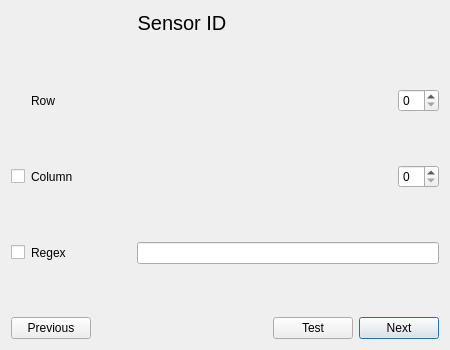
This is gui/designer/new_sensor_model_sensor_id.ui in jacob-kamminga/AI-Sensus as Qt 5 draws it before an edit. The edited form follows.
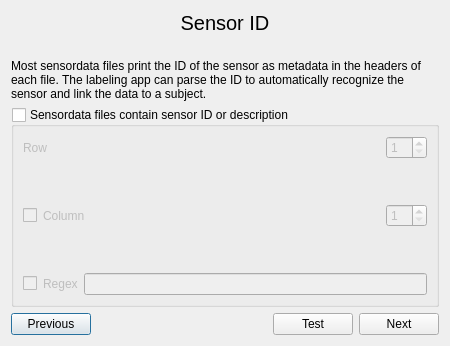
This is the edited form.

Commit message: Sensor ID location in sensor model wizard is now optional Minor updates to dialogs so that row and column spinboxes minimum value is 1 Minor bugfix with connection between dialogs in sensor model wizard (previous and next buttons were not correctly linked to dialogs)

Patch:
```diff
--- a/gui/designer/new_sensor_model_sensor_id.ui
+++ b/gui/designer/new_sensor_model_sensor_id.ui
@@ -7,37 +7,61 @@
     <x>0</x>
     <y>0</y>
     <width>450</width>
-    <height>350</height>
+    <height>346</height>
    </rect>
   </property>
   <property name="windowTitle">
    <string>Add sensor model</string>
   </property>
-  <layout class="QGridLayout" name="gridLayout_2">
-   <item row="1" column="0" colspan="4">
-    <layout class="QGridLayout" name="gridLayout" columnminimumwidth="0,100,0">
-     <item row="2" column="2">
-      <layout class="QHBoxLayout" name="horizontalLayout">
-       <item>
-        <spacer name="horizontalSpacer">
-         <property name="orientation">
-          <enum>Qt::Horizontal</enum>
-         </property>
-         <property name="sizeHint" stdset="0">
+  <layout class="QGridLayout" name="gridLayout">
+   <item row="2" column="0">
+    <widget class="QLabel" name="label_sensorid_explainer">
+     <property name="text">
+      <string>Most sensordata files print the ID of the sensor as metadata in the headers of each file. The labeling app can parse the ID to automatically recognize the sensor and link the data to a subject.</string>
+     </property>
+     <property name="wordWrap">
+      <bool>true</bool>
+     </property>
+    </widget>
+   </item>
+   <item row="3" column="0">
+    <widget class="QGroupBox" name="groupBox_sensor_id">
+     <property name="sizePolicy">
+      <sizepolicy hsizetype="Preferred" vsizetype="MinimumExpanding">
+       <horstretch>0</horstretch>
+       <verstretch>0</verstretch>
+      </sizepolicy>
+     </property>
+     <property name="minimumSize">
           <size>
-           <width>40</width>
-           <height>20</height>
-          </size>
-         </property>
-        </spacer>
-       </item>
+       <width>0</width>
+       <height>200</height>
+      </size>
+     </property>
+     <property name="title">
+      <string>Sensordata files contain sensor ID or description</string>
+     </property>
+     <property name="checkable">
+      <bool>true</bool>
+     </property>
+     <property name="checked">
+      <bool>false</bool>
+     </property>
+     <layout class="QFormLayout" name="formLayout">
+      <item row="0" column="0" colspan="2">
+       <layout class="QVBoxLayout" name="verticalLayout_2">
+        <property name="sizeConstraint">
+         <enum>QLayout::SetMinimumSize</enum>
+        </property>
        <item>
-        <widget class="QSpinBox" name="spinBox_row"/>
-       </item>
-      </layout>
-     </item>
-     <item row="4" column="2">
-      <layout class="QHBoxLayout" name="horizontalLayout_2">
+         <layout class="QHBoxLayout" name="horizontalLayout_row">
+          <item>
+           <widget class="QLabel" name="label_row">
+            <property name="text">
+             <string>Row</string>
+            </property>
+           </widget>
+          </item>
        <item>
         <spacer name="horizontalSpacer_2">
          <property name="orientation">
@@ -52,12 +76,16 @@
         </spacer>
        </item>
        <item>
-        <widget class="QSpinBox" name="spinBox_column"/>
+           <widget class="QSpinBox" name="spinBox_row">
+            <property name="minimum">
+             <number>1</number>
+            </property>
+           </widget>
        </item>
       </layout>
      </item>
-     <item row="0" column="2">
-      <spacer name="verticalSpacer_5">
+        <item>
+         <spacer name="verticalSpacer_2">
        <property name="orientation">
         <enum>Qt::Vertical</enum>
        </property>
@@ -69,30 +97,45 @@
        </property>
       </spacer>
      </item>
-     <item row="7" column="2">
-      <spacer name="verticalSpacer">
-       <property name="orientation">
-        <enum>Qt::Vertical</enum>
-       </property>
-       <property name="sizeHint" stdset="0">
-        <size>
-         <width>20</width>
-         <height>40</height>
-        </size>
-       </property>
-      </spacer>
-     </item>
-     <item row="6" column="2">
-      <widget class="QLineEdit" name="lineEdit_regex"/>
-     </item>
-     <item row="4" column="0">
+        <item>
+         <layout class="QHBoxLayout" name="horizontalLayout_column">
+          <item>
       <widget class="QCheckBox" name="checkBox_column">
        <property name="text">
         <string/>
        </property>
       </widget>
      </item>
-     <item row="5" column="2">
+          <item>
+           <widget class="QLabel" name="label_column">
+            <property name="text">
+             <string>Column</string>
+            </property>
+           </widget>
+          </item>
+          <item>
+           <spacer name="horizontalSpacer">
+            <property name="orientation">
+             <enum>Qt::Horizontal</enum>
+            </property>
+            <property name="sizeHint" stdset="0">
+             <size>
+              <width>40</width>
+              <height>20</height>
+             </size>
+            </property>
+           </spacer>
+          </item>
+          <item>
+           <widget class="QSpinBox" name="spinBox_column">
+            <property name="minimum">
+             <number>1</number>
+            </property>
+           </widget>
+          </item>
+         </layout>
+        </item>
+        <item>
       <spacer name="verticalSpacer_3">
        <property name="orientation">
         <enum>Qt::Vertical</enum>
@@ -105,86 +148,33 @@
        </property>
       </spacer>
      </item>
-     <item row="6" column="1">
+        <item>
+         <layout class="QHBoxLayout" name="horizontalLayout_regex">
+          <item>
+           <widget class="QCheckBox" name="checkBox_regex">
+            <property name="text">
+             <string/>
+            </property>
+           </widget>
+          </item>
+          <item>
       <widget class="QLabel" name="label_regex">
        <property name="text">
         <string>Regex</string>
        </property>
       </widget>
      </item>
-     <item row="6" column="0">
-      <widget class="QCheckBox" name="checkBox_regex">
-       <property name="text">
-        <string/>
-       </property>
-      </widget>
-     </item>
-     <item row="2" column="1">
-      <widget class="QLabel" name="label_row">
-       <property name="text">
-        <string>Row</string>
-       </property>
-      </widget>
-     </item>
-     <item row="4" column="1">
-      <widget class="QLabel" name="label_column">
-       <property name="text">
-        <string>Column</string>
-       </property>
-      </widget>
-     </item>
-     <item row="3" column="2">
-      <spacer name="verticalSpacer_2">
-       <property name="orientation">
-        <enum>Qt::Vertical</enum>
-       </property>
-       <property name="sizeHint" stdset="0">
-        <size>
-         <width>20</width>
-         <height>40</height>
-        </size>
-       </property>
-      </spacer>
-     </item>
-    </layout>
-   </item>
-   <item row="2" column="3">
-    <widget class="QPushButton" name="pushButton_next">
-     <property name="text">
-      <string>Next</string>
-     </property>
+          <item>
+           <widget class="QLineEdit" name="lineEdit_regex"/>
+          </item>
+         </layout>
+        </item>
+       </layout>
+      </item>
+     </layout>
     </widget>
    </item>
-   <item row="2" column="0">
-    <widget class="QPushButton" name="pushButton_previous">
-     <property name="sizePolicy">
-      <sizepolicy hsizetype="Fixed" vsizetype="Fixed">
-       <horstretch>0</horstretch>
-       <verstretch>0</verstretch>
-      </sizepolicy>
-     </property>
-     <property name="text">
-      <string>Previous</string>
-     </property>
-    </widget>
-   </item>
-   <item row="2" column="1">
-    <spacer name="horizontalSpacer_3">
-     <property name="orientation">
-      <enum>Qt::Horizontal</enum>
-     </property>
-     <property name="sizeType">
-      <enum>QSizePolicy::Expanding</enum>
-     </property>
-     <property name="sizeHint" stdset="0">
-      <size>
-       <width>40</width>
-       <height>20</height>
-      </size>
-     </property>
-    </spacer>
-   </item>
-   <item row="0" column="1">
+   <item row="0" column="0">
     <widget class="QLabel" name="label_title">
      <property name="sizePolicy">
       <sizepolicy hsizetype="Preferred" vsizetype="Fixed">
@@ -205,14 +195,64 @@
      </property>
     </widget>
    </item>
-   <item row="2" column="2">
-    <widget class="QPushButton" name="pushButton">
+   <item row="4" column="0">
+    <layout class="QHBoxLayout" name="horizontalLayout_3">
+     <item>
+      <widget class="QPushButton" name="pushButton_previous">
+       <property name="sizePolicy">
+        <sizepolicy hsizetype="Fixed" vsizetype="Fixed">
+         <horstretch>0</horstretch>
+         <verstretch>0</verstretch>
+        </sizepolicy>
+       </property>
+       <property name="text">
+        <string>Previous</string>
+       </property>
+      </widget>
+     </item>
+     <item>
+      <spacer name="horizontalSpacer_3">
+       <property name="orientation">
+        <enum>Qt::Horizontal</enum>
+       </property>
+       <property name="sizeHint" stdset="0">
+        <size>
+         <width>40</width>
+         <height>20</height>
+        </size>
+       </property>
+      </spacer>
+     </item>
+     <item>
+      <widget class="QPushButton" name="pushButton_test">
      <property name="text">
       <string>Test</string>
      </property>
     </widget>
    </item>
-  </layout>
+     <item>
+      <widget class="QPushButton" name="pushButton_next">
+       <property name="text">
+        <string>Next</string>
+       </property>
+      </widget>
+     </item>
+    </layout>
+   </item>
+   <item row="1" column="0">
+    <spacer name="verticalSpacer">
+     <property name="orientation">
+      <enum>Qt::Vertical</enum>
+     </property>
+     <property name="sizeHint" stdset="0">
+      <size>
+       <width>20</width>
+       <height>40</height>
+      </size>
+     </property>
+    </spacer>
+   </item>
+  </layout>
  </widget>
  <tabstops>
   <tabstop>spinBox_row</tabstop>
```
Left out of the diff: 10 changed lines with no effect on the pictures. Lines whose indentation alone changed are shown as unchanged. The commit also changes 12 other files.
